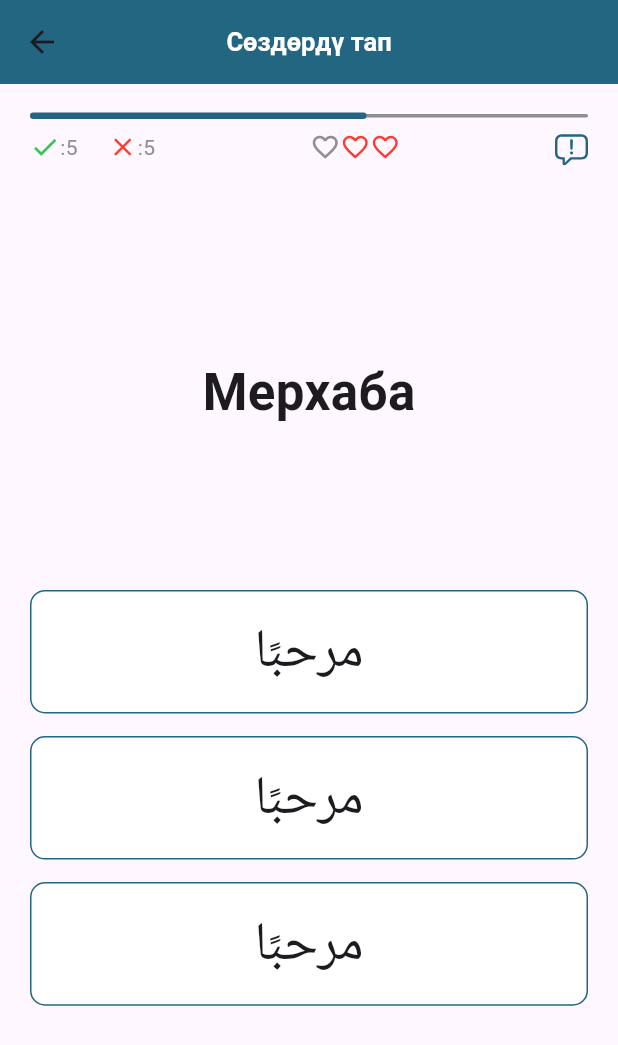
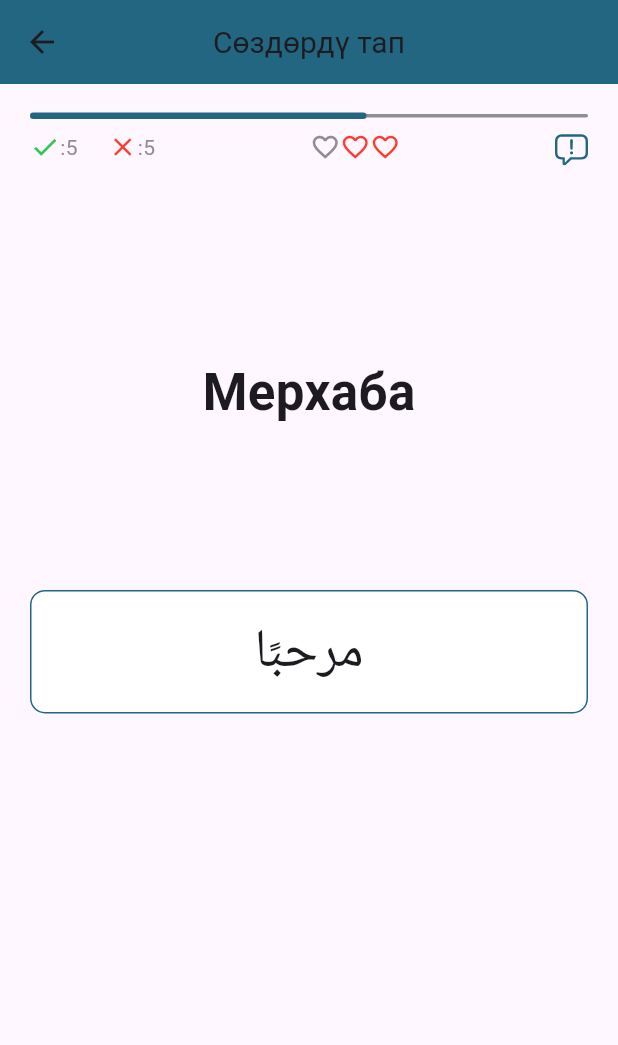
Before and after one commit to Cholponai01/iqro_app1, a Flutter app: the FindTheWordsPage screen opened directly, on a phone screen of 412 x 824 dp. Shown: the top 1045 px of the screen. Run offline on Flutter 3.47's test engine with Material 3 defaults, Android fonts, the phone set to English and light mode, and no system bars; our stand-ins replace auto_route, bloc, dio, equatable, flutter_svg, get_it.

Commit message:
clean code

```diff
--- a/lib/config/theme/app_colors.dart
+++ b/lib/config/theme/app_colors.dart
@@ -9,4 +9,5 @@ class AppColors {
   static const lightgrey = Color(0xffE9E9EA);
   static const darkgrey = Color(0xff9BB6C7);
   static const red = Color(0xffFF3B30);
+  static const black = Colors.black;
 }
--- a/lib/features/profile/presentation/pages/dua/dua.dart
+++ b/lib/features/profile/presentation/pages/dua/dua.dart
@@ -0,0 +1 @@
+export 'dua_page.dart';
--- a/lib/features/profile/presentation/pages/find_the_words/find_the_words.dart
+++ b/lib/features/profile/presentation/pages/find_the_words/find_the_words.dart
@@ -0,0 +1 @@
+export 'find_the_words_page.dart';
--- a/lib/features/profile/presentation/pages/find_the_words/find_the_words_page.dart
+++ b/lib/features/profile/presentation/pages/find_the_words/find_the_words_page.dart
@@ -19,14 +19,7 @@ class _FindTheWordsPageState extends State<FindTheWordsPage> {
   Widget build(BuildContext context) {
     return Scaffold(
       appBar: AppBar(
-        title: const Text(
-          "Сөздөрдү тап",
-          style: TextStyle(
-              color: AppColors.white,
-              fontSize: 17,
-              fontWeight: FontWeight.w600),
-        ),
-        backgroundColor: AppColors.bgColor,
+        title: const Text("Сөздөрдү тап"),
       ),
       body: Padding(
         padding: const EdgeInsets.only(left: 20, top: 20, right: 20),
@@ -52,9 +45,10 @@ class _FindTheWordsPageState extends State<FindTheWordsPage> {
                     _isContainerFilled ? AppColors.green : AppColors.bgColor;
               });
             },
-            child: Container(
+            child: SizedBox(
               width: double.infinity,
               height: MediaQuery.of(context).size.height * 0.1,
+              child: DecoratedBox(
                 decoration: BoxDecoration(
                     color: _containerColor,
                     borderRadius: BorderRadius.circular(10),
@@ -63,70 +57,9 @@ class _FindTheWordsPageState extends State<FindTheWordsPage> {
                     )),
                 child: const Center(
                   child: Text("مرحبًا",
-                    style: TextStyle(
-                      fontSize: 36,
-                      fontWeight: FontWeight.w400,
-                    )),
+                      style:
+                          TextStyle(fontSize: 36, fontWeight: FontWeight.w400)),
                 ),
-            ),
-          ),
-          sizeVertical(15),
-          GestureDetector(
-            onTap: () {
-              setState(() {
-                _isContainerFilled
-                    ? _containerColor = AppColors.white
-                    : _containerColor = AppColors.green;
-                _isContainerFilled = !_isContainerFilled;
-                _borderColor =
-                    _isContainerFilled ? AppColors.green : AppColors.bgColor;
-              });
-            },
-            child: Container(
-              width: double.infinity,
-              height: MediaQuery.of(context).size.height * 0.1,
-              decoration: BoxDecoration(
-                  color: _containerColor,
-                  borderRadius: BorderRadius.circular(10),
-                  border: Border.all(
-                    color: _borderColor,
-                  )),
-              child: const Center(
-                child: Text("مرحبًا",
-                    style: TextStyle(
-                      fontSize: 36,
-                      fontWeight: FontWeight.w400,
-                    )),
-              ),
-            ),
-          ),
-          sizeVertical(15),
-          GestureDetector(
-            onTap: () {
-              setState(() {
-                _isContainerFilled
-                    ? _containerColor = AppColors.white
-                    : _containerColor = AppColors.green;
-                _isContainerFilled = !_isContainerFilled;
-                _borderColor =
-                    _isContainerFilled ? AppColors.green : AppColors.bgColor;
-              });
-            },
-            child: Container(
-              width: double.infinity,
-              height: MediaQuery.of(context).size.height * 0.1,
-              decoration: BoxDecoration(
-                  color: _containerColor,
-                  borderRadius: BorderRadius.circular(10),
-                  border: Border.all(
-                    color: _borderColor,
-                  )),
-              child: const Center(
-                child: Text("مرحبًا",
-                    style: TextStyle(
-                      fontSize: 36,
-                      fontWeight: FontWeight.w400,
-                    )),
               ),
             ),
           ),
--- a/lib/features/profile/presentation/pages/pages.dart
+++ b/lib/features/profile/presentation/pages/pages.dart
@@ -3,3 +3,5 @@ export 'tadjvid/tadjvid.dart';
 export 'quran/quran.dart';
 export 'mechit/mechit.dart';
 export 'premium/premium.dart';
+export 'find_the_words/find_the_words.dart';
+export 'repeat_words/repeat_words.dart';
--- a/lib/main.dart
+++ b/lib/main.dart
@@ -1,9 +1,6 @@
 import 'package:flutter/material.dart';
 import 'package:iqro/config/config.dart';
-import 'package:iqro/features/profile/presentation/pages/dua/dua_page.dart';
-import 'package:iqro/features/profile/presentation/pages/find_the_words/find_the_words_page.dart';
 import 'package:iqro/features/profile/presentation/pages/pages.dart';
-import 'package:iqro/features/profile/presentation/pages/repeat_words/repeat_words_page.dart';
 import 'package:iqro/service_locator.dart';
 
 void main() async {
@@ -20,7 +17,7 @@ class MyApp extends StatelessWidget {
       title: "Hello",
       theme: theme,
       debugShowCheckedModeBanner: false,
-      home: RepeatWordsPage(),
+      home: HomePage(),
     );
   }
 }
```
Also changed, not shown: lib/features/profile/presentation/pages/dua/dua_detail/dua_detail_page.dart (+17 -24 lines), lib/features/profile/presentation/pages/dua/dua_page.dart (+5 -11 lines), lib/features/profile/presentation/pages/dua/list_dua_page/home_dua_page.dart (+2 -12 lines), lib/features/profile/presentation/pages/home/home_page.dart (+20 -16 lines), lib/features/profile/presentation/pages/mechit/mechit_page.dart (+1 -7 lines), lib/features/profile/presentation/pages/premium/premium_page.dart (+8 -7 lines), lib/features/profile/presentation/pages/quran/quran_page.dart (+1 -7 lines), lib/features/profile/presentation/pages/repeat_words/widget/result_widget.dart (+10 -26 lines), 4 other files. Lines whose indentation alone changed are shown as unchanged.
